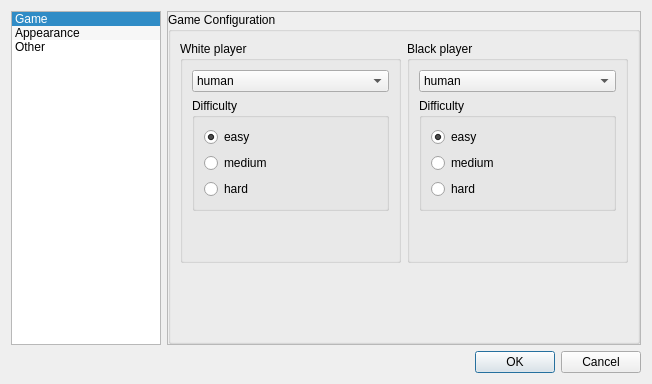
Before: the Qt Designer form ui/gsettingsdialog.ui in martinrotter/qgothic, drawn with Qt 5.
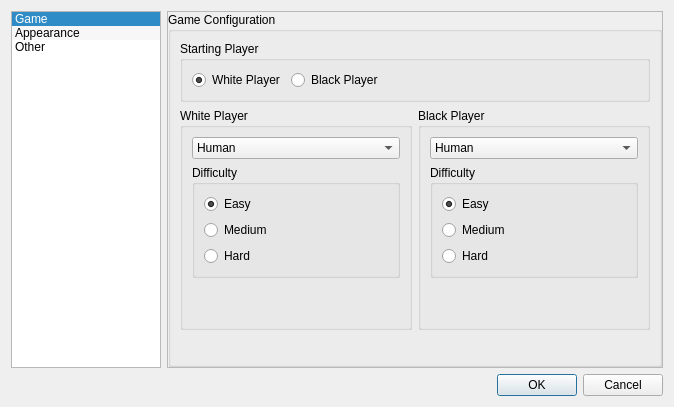
After: the same form once the commit is applied.

Diff of the .ui file:
```diff
--- a/ui/gsettingsdialog.ui
+++ b/ui/gsettingsdialog.ui
@@ -6,14 +6,17 @@
    <rect>
     <x>0</x>
     <y>0</y>
-    <width>652</width>
-    <height>384</height>
+    <width>674</width>
+    <height>407</height>
    </rect>
   </property>
   <property name="windowTitle">
    <string>Configuration</string>
   </property>
   <layout class="QGridLayout" name="gridLayout">
+   <property name="sizeConstraint">
+    <enum>QLayout::SetDefaultConstraint</enum>
+   </property>
    <item row="0" column="0">
     <widget class="QListWidget" name="m_listSections">
      <property name="maximumSize">
@@ -89,8 +92,8 @@
            <rect>
             <x>0</x>
             <y>0</y>
-            <width>476</width>
-            <height>333</height>
+            <width>498</width>
+            <height>356</height>
            </rect>
           </property>
           <layout class="QGridLayout" name="gridLayout_2">
@@ -118,10 +121,10 @@
               <property name="horizontalSpacing">
                <number>6</number>
               </property>
-              <item row="0" column="0">
+              <item row="1" column="0">
                <widget class="QGroupBox" name="groupBox_4">
                 <property name="title">
-                 <string>White player</string>
+                 <string>White Player</string>
                 </property>
                 <layout class="QGridLayout" name="gridLayout_5">
                  <item row="1" column="0">
@@ -133,7 +136,7 @@
                     <item row="0" column="0">
                      <widget class="QRadioButton" name="m_whiteEasy">
                       <property name="text">
-                       <string>easy</string>
+                       <string>Easy</string>
                       </property>
                       <property name="checked">
                        <bool>true</bool>
@@ -143,14 +146,33 @@
                     <item row="1" column="0">
                      <widget class="QRadioButton" name="m_whiteMedium">
                       <property name="text">
-                       <string>medium</string>
+                       <string>Medium</string>
                       </property>
                      </widget>
                     </item>
                     <item row="2" column="0">
                      <widget class="QRadioButton" name="m_whiteHard">
                       <property name="text">
-                       <string>hard</string>
+                       <string>Hard</string>
+                      </property>
+                     </widget>
+                    </item>
+                    <item row="0" column="1" rowspan="3">
+                     <widget class="QLabel" name="m_labelWhite">
+                      <property name="minimumSize">
+                       <size>
+                        <width>0</width>
+                        <height>34</height>
+                       </size>
+                      </property>
+                      <property name="text">
+                       <string notr="true"/>
+                      </property>
+                      <property name="alignment">
+                       <set>Qt::AlignCenter</set>
+                      </property>
+                      <property name="textInteractionFlags">
+                       <set>Qt::NoTextInteraction</set>
                       </property>
                      </widget>
                     </item>
@@ -161,7 +183,7 @@
                   <widget class="QComboBox" name="m_comboWhite">
                    <item>
                     <property name="text">
-                     <string>human</string>
+                     <string>Human</string>
                     </property>
                    </item>
                    <item>
@@ -171,8 +193,8 @@
                    </item>
                   </widget>
                  </item>
-                 <item row="2" column="0">
-                  <widget class="QLabel" name="m_labelWhite">
+                 <item row="3" column="0">
+                  <widget class="QLabel" name="m_labelWhiteStarts">
                    <property name="minimumSize">
                     <size>
                      <width>0</width>
@@ -180,7 +202,7 @@
                     </size>
                    </property>
                    <property name="text">
-                    <string notr="true"/>
+                    <string/>
                    </property>
                    <property name="alignment">
                     <set>Qt::AlignCenter</set>
@@ -193,10 +215,10 @@
                 </layout>
                </widget>
               </item>
-              <item row="0" column="1">
+              <item row="1" column="1">
                <widget class="QGroupBox" name="groupBox_5">
                 <property name="title">
-                 <string>Black player</string>
+                 <string>Black Player</string>
                 </property>
                 <layout class="QGridLayout" name="gridLayout_7">
                  <item row="1" column="0">
@@ -208,7 +230,7 @@
                     <item row="0" column="0">
                      <widget class="QRadioButton" name="m_blackEasy">
                       <property name="text">
-                       <string>easy</string>
+                       <string>Easy</string>
                       </property>
                       <property name="checked">
                        <bool>true</bool>
@@ -218,14 +240,33 @@
                     <item row="1" column="0">
                      <widget class="QRadioButton" name="m_blackMedium">
                       <property name="text">
-                       <string>medium</string>
+                       <string>Medium</string>
                       </property>
                      </widget>
                     </item>
                     <item row="2" column="0">
                      <widget class="QRadioButton" name="m_blackHard">
                       <property name="text">
-                       <string>hard</string>
+                       <string>Hard</string>
+                      </property>
+                     </widget>
+                    </item>
+                    <item row="0" column="1" rowspan="3">
+                     <widget class="QLabel" name="m_labelBlack">
+                      <property name="minimumSize">
+                       <size>
+                        <width>0</width>
+                        <height>34</height>
+                       </size>
+                      </property>
+                      <property name="text">
+                       <string/>
+                      </property>
+                      <property name="alignment">
+                       <set>Qt::AlignCenter</set>
+                      </property>
+                      <property name="textInteractionFlags">
+                       <set>Qt::NoTextInteraction</set>
                       </property>
                      </widget>
                     </item>
@@ -236,7 +277,7 @@
                   <widget class="QComboBox" name="m_comboBlack">
                    <item>
                     <property name="text">
-                     <string>human</string>
+                     <string>Human</string>
                     </property>
                    </item>
                    <item>
@@ -246,8 +287,8 @@
                    </item>
                   </widget>
                  </item>
-                 <item row="2" column="0">
-                  <widget class="QLabel" name="m_labelBlack">
+                 <item row="3" column="0">
+                  <widget class="QLabel" name="m_labelBlackStarts">
                    <property name="minimumSize">
                     <size>
                      <width>0</width>
@@ -268,7 +309,7 @@
                 </layout>
                </widget>
               </item>
-              <item row="1" column="0" colspan="2">
+              <item row="3" column="0" colspan="2">
                <spacer name="verticalSpacer">
                 <property name="orientation">
                  <enum>Qt::Vertical</enum>
@@ -281,6 +322,45 @@
                 </property>
                </spacer>
               </item>
+              <item row="0" column="0" colspan="2">
+               <widget class="QGroupBox" name="groupBox_7">
+                <property name="title">
+                 <string>Starting Player</string>
+                </property>
+                <layout class="QHBoxLayout" name="horizontalLayout_2">
+                 <item>
+                  <widget class="QRadioButton" name="m_radioWhiteStarts">
+                   <property name="text">
+                    <string>White Player</string>
+                   </property>
+                   <property name="checked">
+                    <bool>true</bool>
+                   </property>
+                  </widget>
+                 </item>
+                 <item>
+                  <widget class="QRadioButton" name="m_radioBlackStarts">
+                   <property name="text">
+                    <string>Black Player</string>
+                   </property>
+                  </widget>
+                 </item>
+                 <item>
+                  <spacer name="horizontalSpacer_3">
+                   <property name="orientation">
+                    <enum>Qt::Horizontal</enum>
+                   </property>
+                   <property name="sizeHint" stdset="0">
+                    <size>
+                     <width>40</width>
+                     <height>20</height>
+                    </size>
+                   </property>
+                  </spacer>
+                 </item>
+                </layout>
+               </widget>
+              </item>
              </layout>
             </widget>
            </item>
```
Left out of the diff: 12 changed lines with no effect on the pictures.
